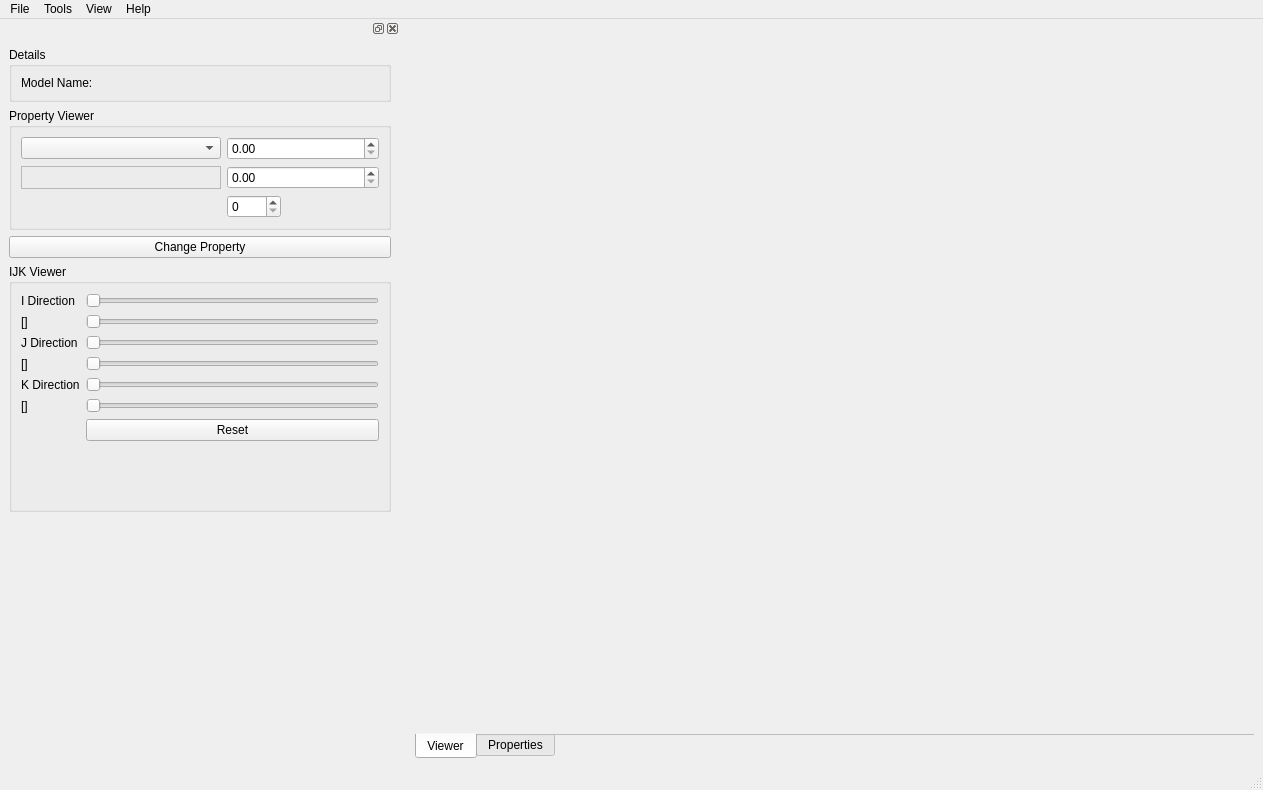
Before: the Qt Designer form src/IRESCutaway/GUI/Qt/UI/IRESCutaway.ui in felipeCeler/irescutaway, drawn with Qt 5.
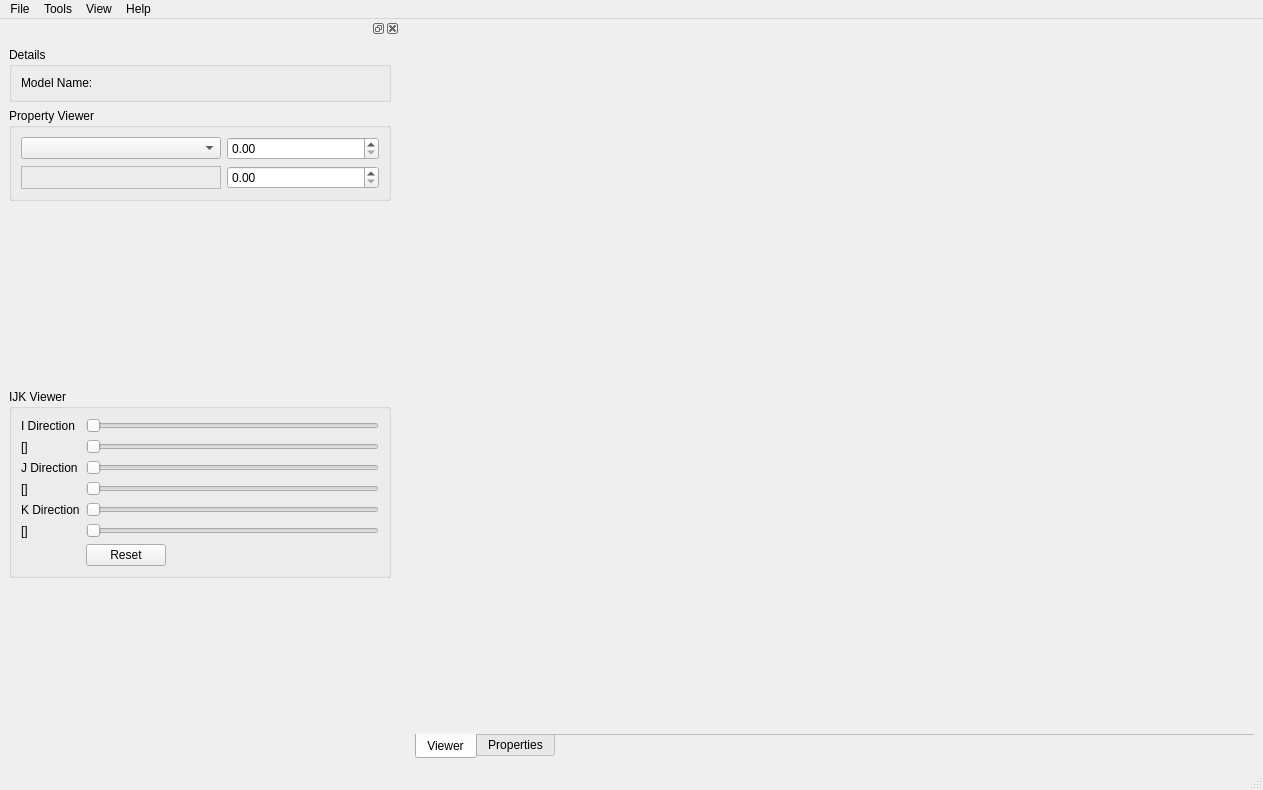
After: the same form once the commit is applied.

What changed in the file:
```diff
--- a/src/IRESCutaway/GUI/Qt/UI/IRESCutaway.ui
+++ b/src/IRESCutaway/GUI/Qt/UI/IRESCutaway.ui
@@ -310,19 +310,6 @@
           </property>
          </widget>
         </item>
-        <item row="3" column="1">
-         <widget class="QSpinBox" name="spinBox_Cluster_Number">
-          <property name="suffix">
-           <string/>
-          </property>
-          <property name="maximum">
-           <number>1000</number>
-          </property>
-          <property name="singleStep">
-           <number>3000</number>
-          </property>
-         </widget>
-        </item>
        </layout>
       </widget>
      </item>
@@ -338,6 +325,9 @@
         <string>IJK Viewer</string>
        </property>
        <layout class="QFormLayout" name="formLayout">
+        <property name="fieldGrowthPolicy">
+         <enum>QFormLayout::ExpandingFieldsGrow</enum>
+        </property>
         <item row="0" column="0">
          <widget class="QLabel" name="label_I">
           <property name="text">
@@ -448,11 +438,17 @@
       </widget>
      </item>
      <item row="2" column="1">
-      <widget class="QPushButton" name="pushButton_changePropertyRange">
-       <property name="text">
-        <string>Change Property</string>
+      <spacer name="verticalSpacer_2">
+       <property name="orientation">
+        <enum>Qt::Vertical</enum>
        </property>
-      </widget>
+       <property name="sizeHint" stdset="0">
+        <size>
+         <width>20</width>
+         <height>40</height>
+        </size>
+       </property>
+      </spacer>
      </item>
     </layout>
    </widget>
```
Left out of the diff: 108 changed lines with no effect on the pictures.
